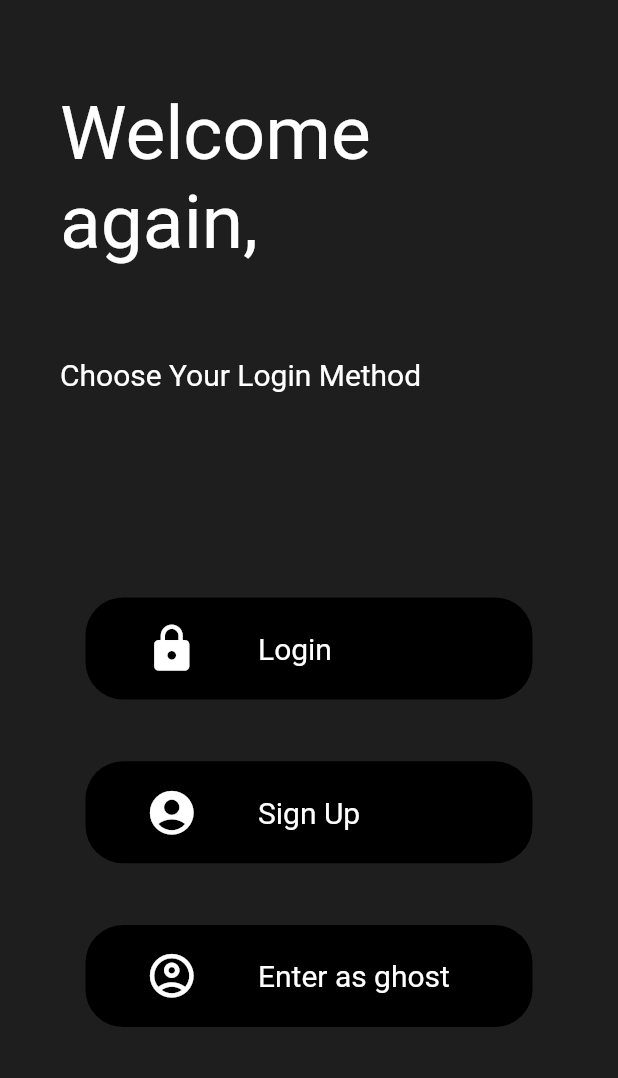
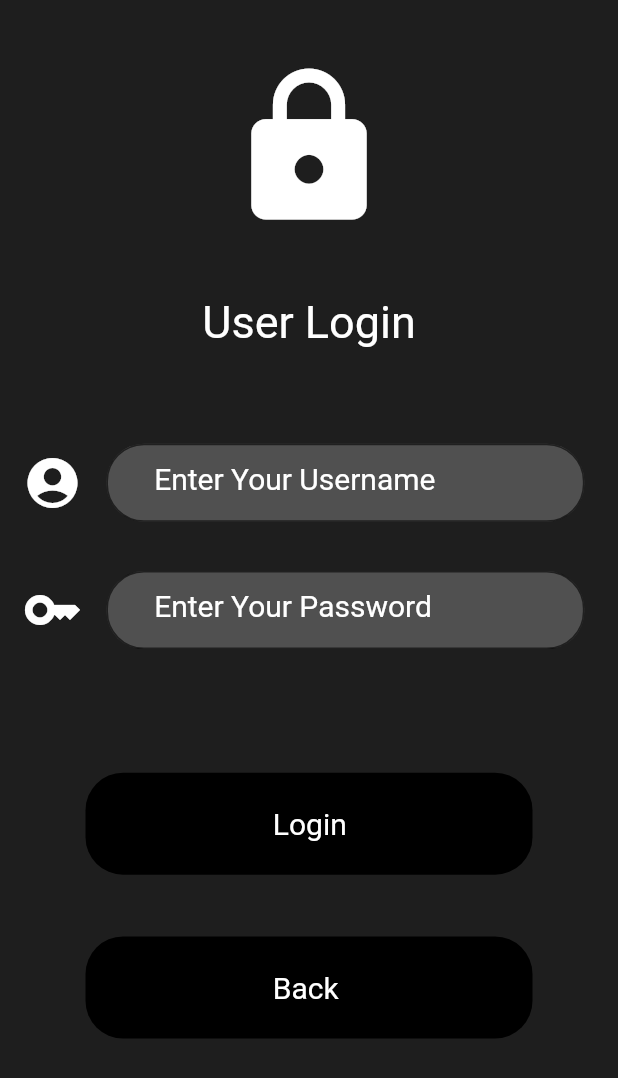
Before and after one commit to mordex-01/ComicLand, a Flutter app: the Auth screen opened directly, after a tap on "Login", on a phone screen of 412 x 824 dp. Shown: the top 1078 px of the screen. Run offline on Flutter 3.47's test engine with Material 2 defaults, Android fonts, the phone set to English and light mode, and no system bars.

Commit message:
login & sign up pages

```diff
--- a/lib/view/Login_page/login.dart
+++ b/lib/view/Login_page/login.dart
@@ -0,0 +1,97 @@
+import 'package:comicland/view/components/button.dart';
+import 'package:comicland/view/components/formfield.dart';
+import 'package:flutter/material.dart';
+
+class Login extends StatelessWidget {
+  const Login({super.key});
+
+  @override
+  Widget build(BuildContext context) {
+    return Scaffold(
+      backgroundColor: const Color.fromRGBO(30, 30, 30, 1),
+      body: SingleChildScrollView(
+        child: Column(
+          children: [
+            SizedBox(
+              height: MediaQuery.sizeOf(context).height / 20,
+            ),
+            const Row(
+              mainAxisAlignment: MainAxisAlignment.center,
+              children: [
+                Icon(
+                  Icons.lock,
+                  color: Colors.white,
+                  size: 115,
+                ),
+              ],
+            ),
+            SizedBox(
+              height: MediaQuery.sizeOf(context).height / 20,
+            ),
+            const Row(
+              mainAxisAlignment: MainAxisAlignment.center,
+              children: [
+                Text(
+                  "User Login",
+                  style: TextStyle(color: Colors.white, fontSize: 30),
+                ),
+              ],
+            ),
+            SizedBox(
+              height: MediaQuery.sizeOf(context).height / 13,
+            ),
+            const Row(
+              mainAxisAlignment: MainAxisAlignment.start,
+              children: [
+                SizedBox(
+                  width: 15,
+                ),
+                Formfield(
+                  icon: Icons.account_circle_rounded,
+                  hintText: "    Enter Your Username",
+                ),
+              ],
+            ),
+            SizedBox(
+              height: MediaQuery.sizeOf(context).height / 25,
+            ),
+            const Row(
+              mainAxisAlignment: MainAxisAlignment.start,
+              children: [
+                SizedBox(
+                  width: 15,
+                ),
+                Formfield(
+                  icon: Icons.key,
+                  hintText: "    Enter Your Password",
+                ),
+              ],
+            ),
+            SizedBox(
+              height: MediaQuery.sizeOf(context).height / 10,
+            ),
+            Row(
+              mainAxisAlignment: MainAxisAlignment.center,
+              children: [
+                Button(onTap: () {}, text: "  Login"),
+              ],
+            ),
+            SizedBox(
+              height: MediaQuery.sizeOf(context).height / 20,
+            ),
+            Row(
+              mainAxisAlignment: MainAxisAlignment.center,
+              children: [
+                Button(
+                    onTap: () {
+                      Navigator.pop(context);
+                    },
+                    text: "  Back"),
+              ],
+            ),
+          ],
+        ),
+      ),
+    );
+  }
+}
--- a/lib/view/auth/auth.dart
+++ b/lib/view/auth/auth.dart
@@ -7,11 +7,11 @@ class Auth extends StatelessWidget {
   @override
   Widget build(BuildContext context) {
     return Scaffold(
-      backgroundColor: Color.fromRGBO(30, 30, 30, 1),
+      backgroundColor: const Color.fromRGBO(30, 30, 30, 1),
       body: Column(
         children: [
-          const SizedBox(
-            height: 60,
+          SizedBox(
+            height: MediaQuery.sizeOf(context).height / 18,
           ),
           const Row(
             children: [
@@ -52,10 +52,13 @@ class Auth extends StatelessWidget {
           SizedBox(
             height: MediaQuery.sizeOf(context).height / 6,
           ),
-          const Row(
+          Row(
             mainAxisAlignment: MainAxisAlignment.center,
             children: [
               Button(
+                onTap: () {
+                  Navigator.pushNamed(context, "/login");
+                },
                 text: "Login",
                 iconData: Icons.lock,
               )
@@ -64,10 +67,13 @@ class Auth extends StatelessWidget {
           SizedBox(
             height: MediaQuery.sizeOf(context).height / 20,
           ),
-          const Row(
+          Row(
             mainAxisAlignment: MainAxisAlignment.center,
             children: [
               Button(
+                onTap: () {
+                  Navigator.pushNamed(context, "/signup");
+                },
                 text: "Sign Up",
                 iconData: Icons.account_circle_rounded,
               )
@@ -76,10 +82,11 @@ class Auth extends StatelessWidget {
           SizedBox(
             height: MediaQuery.sizeOf(context).height / 20,
           ),
-          const Row(
+          Row(
             mainAxisAlignment: MainAxisAlignment.center,
             children: [
               Button(
+                onTap: () {},
                 text: "Enter as ghost",
                 iconData: Icons.account_circle_outlined,
               )
--- a/lib/view/components/button.dart
+++ b/lib/view/components/button.dart
@@ -1,14 +1,16 @@
 import 'package:flutter/material.dart';
 
 class Button extends StatelessWidget {
-  const Button({super.key, required this.iconData, required this.text});
-  final IconData iconData;
+  const Button(
+      {super.key, this.iconData, required this.text, required this.onTap});
+  final IconData? iconData;
   final String text;
+  final Function()? onTap;
 
   @override
   Widget build(BuildContext context) {
     return InkWell(
-      onTap: () {},
+      onTap: onTap,
       child: Container(
         width: 298,
         height: 68,
--- /dev/null
+++ b/lib/view/components/formfield.dart
@@ -0,0 +1,32 @@
+import 'package:flutter/material.dart';
+
+class Formfield extends StatelessWidget {
+  const Formfield({super.key, required this.icon, required this.hintText});
+  final IconData? icon;
+  final String? hintText;
+  @override
+  Widget build(BuildContext context) {
+    return SizedBox(
+      width: MediaQuery.sizeOf(context).width / 1.1,
+      height: 52,
+      child: TextField(
+        cursorColor: Colors.black,
+        style: const TextStyle(color: Colors.white, fontSize: 20),
+        decoration: InputDecoration(
+          icon: Icon(
+            icon,
+            size: 40,
+          ),
+          iconColor: Colors.white,
+          hintText: hintText,
+          hintStyle: const TextStyle(color: Colors.white, fontSize: 20),
+          filled: true,
+          fillColor: const Color.fromRGBO(80, 80, 80, 1),
+          border: OutlineInputBorder(
+            borderRadius: BorderRadius.circular(25),
+          ),
+        ),
+      ),
+    );
+  }
+}
```
Also changed, not shown: lib/main.dart (+12 -3 lines), lib/view/signup_page/signup.dart (+76 -3 lines), lib/view/welcome_pages/welcomeone.dart (+9 -1 lines), lib/view/welcome_pages/welcometwo.dart (+9 -1 lines).
